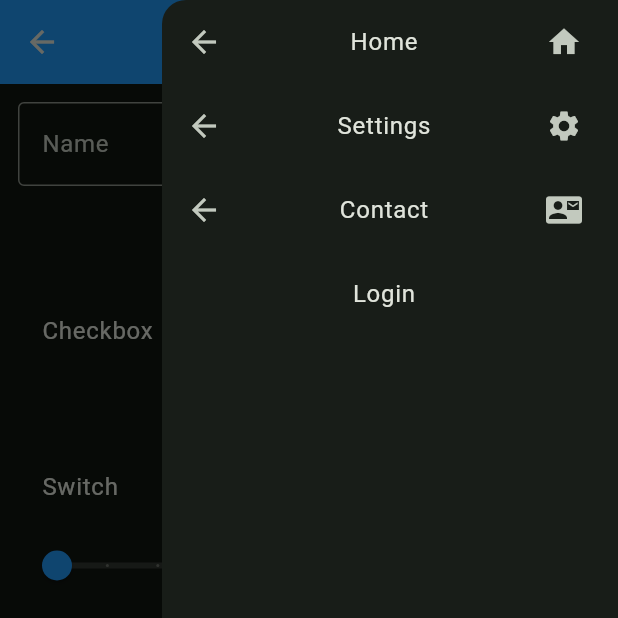
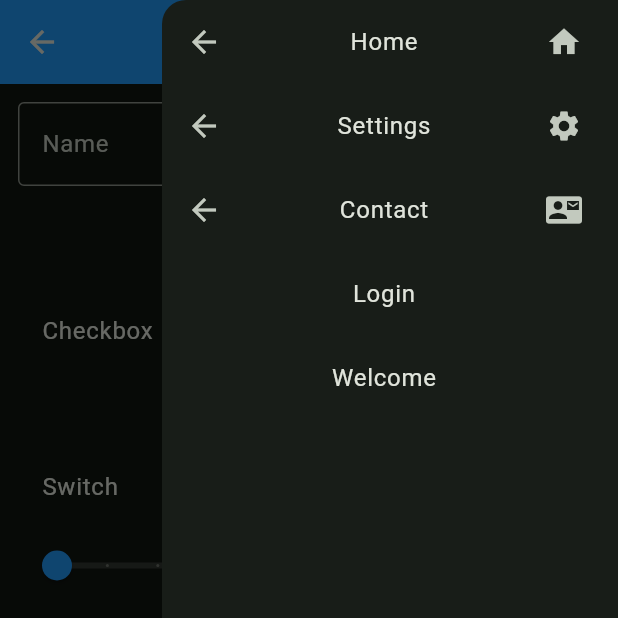
Before and after one commit to BIGboss248/flutter_practice, a Flutter app: the ContactPage screen opened by its route, with the side drawer open, on a phone screen of 412 x 824 dp, the top half of it. Run offline on Flutter 3.47's test engine with Material 3 defaults, Android fonts, the phone set to English and light mode, and no system bars; our stand-ins replace lottie.

Commit message:
Added welcome page route

```diff
--- a/lib/main.dart
+++ b/lib/main.dart
@@ -4,6 +4,7 @@ import 'package:first_app/pages/contact.dart';
 import 'package:first_app/pages/home.dart';
 import 'package:first_app/pages/login.dart';
 import 'package:first_app/pages/settings.dart';
+import 'package:first_app/pages/welcome.dart';
 import 'package:flutter/material.dart';
 
 void main() => runApp(MyApp());
@@ -21,6 +22,7 @@ class MyApp extends StatelessWidget {
         "/settings": (context) => SettingsPage(),
         "/contact": (context) => ContactPage(),
         "/login": (context) => Login(),
+        "/welcome": (context) => WelcomePage(),
       },
       theme: ThemeData(
         // Theme data of the app
--- a/lib/pages/home.dart
+++ b/lib/pages/home.dart
@@ -266,7 +266,15 @@ class DrawerList extends StatelessWidget {
             Navigator.pop(context);
             Navigator.pushNamed(context, '/login');
           },
-        )
+        ),
+        ListTile(
+          title: Center(child: Text("Welcome")),
+          enabled: true,
+          onTap: () {
+            Navigator.pop(context);
+            Navigator.pushNamed(context, '/welcome');
+          },
+        ),
       ],
     );
   }
```
